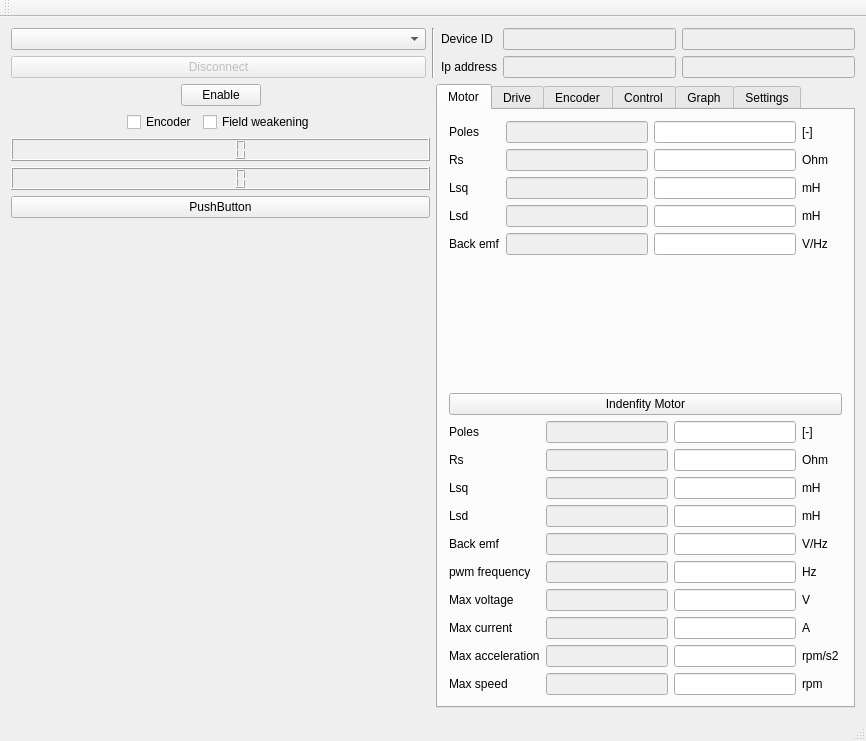
First picture: the form in mainwindow.ui, repository Kjelland/lynxDrive, before the edit.
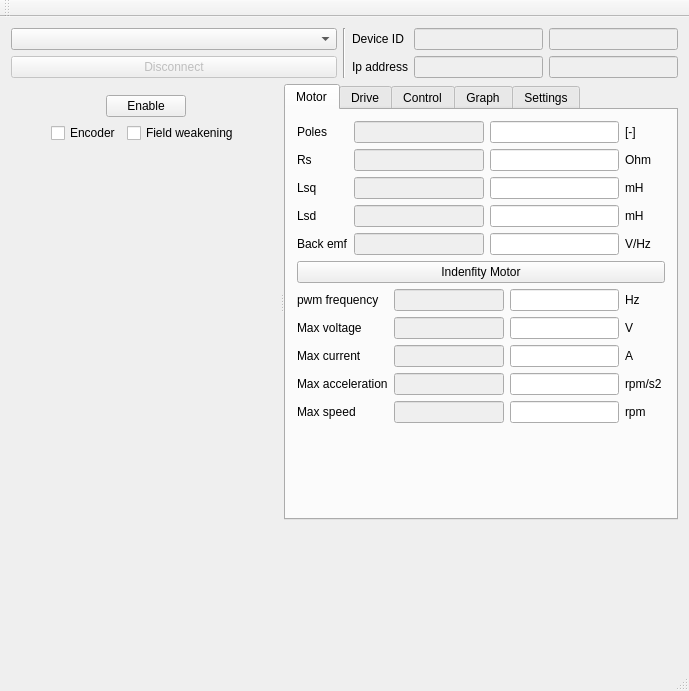
Second picture: the form after the edit. The open tabs and pages were chosen to show the change. Icons and pictures are not drawn. Custom widgets are drawn as their Qt base class.

Diff of the .ui file:
```diff
--- a/mainwindow.ui
+++ b/mainwindow.ui
@@ -6,8 +6,8 @@
    <rect>
     <x>0</x>
     <y>0</y>
-    <width>866</width>
-    <height>741</height>
+    <width>689</width>
+    <height>691</height>
    </rect>
   </property>
   <property name="windowTitle">
@@ -15,7 +15,7 @@
   </property>
   <widget class="QWidget" name="centralWidget">
    <property name="sizePolicy">
-    <sizepolicy hsizetype="Preferred" vsizetype="Minimum">
+    <sizepolicy hsizetype="Preferred" vsizetype="Preferred">
      <horstretch>0</horstretch>
      <verstretch>0</verstretch>
     </sizepolicy>
@@ -68,7 +68,7 @@
         <item row="0" column="0">
          <widget class="QLabel" name="label">
           <property name="sizePolicy">
-           <sizepolicy hsizetype="Preferred" vsizetype="Preferred">
+           <sizepolicy hsizetype="Preferred" vsizetype="Minimum">
             <horstretch>0</horstretch>
             <verstretch>0</verstretch>
            </sizepolicy>
@@ -110,6 +110,12 @@
         </item>
         <item row="1" column="0">
          <widget class="QLabel" name="ipAddressLabel">
+          <property name="sizePolicy">
+           <sizepolicy hsizetype="Preferred" vsizetype="Minimum">
+            <horstretch>0</horstretch>
+            <verstretch>0</verstretch>
+           </sizepolicy>
+          </property>
           <property name="text">
            <string>Ip address</string>
           </property>
@@ -123,7 +129,7 @@
              <bool>false</bool>
             </property>
             <property name="sizePolicy">
-             <sizepolicy hsizetype="Preferred" vsizetype="Fixed">
+             <sizepolicy hsizetype="Preferred" vsizetype="Minimum">
               <horstretch>0</horstretch>
               <verstretch>0</verstretch>
              </sizepolicy>
@@ -150,8 +156,17 @@
      </layout>
     </item>
     <item>
-     <layout class="QHBoxLayout" name="main">
-      <item>
+     <widget class="QSplitter" name="splitter">
+      <property name="sizePolicy">
+       <sizepolicy hsizetype="Expanding" vsizetype="Minimum">
+        <horstretch>0</horstretch>
+        <verstretch>0</verstretch>
+       </sizepolicy>
+      </property>
+      <property name="orientation">
+       <enum>Qt::Horizontal</enum>
+      </property>
+      <widget class="QWidget" name="">
        <layout class="QVBoxLayout" name="verticalLayout_3">
         <item>
          <layout class="QVBoxLayout" name="verticalLayout_7">
@@ -241,19 +256,6 @@
         <item>
          <layout class="QHBoxLayout" name="horizontalLayout_15"/>
         </item>
-        <item>
-         <widget class="QLCDNumber" name="lcdNumber"/>
-        </item>
-        <item>
-         <widget class="QLCDNumber" name="lcdNumber_2"/>
-        </item>
-        <item>
-         <widget class="QPushButton" name="pushButton">
-          <property name="text">
-           <string>PushButton</string>
-          </property>
-         </widget>
-        </item>
         <item>
          <spacer name="verticalSpacer">
           <property name="orientation">
@@ -262,23 +264,22 @@
           <property name="sizeHint" stdset="0">
            <size>
             <width>20</width>
-            <height>40</height>
+            <height>0</height>
            </size>
           </property>
          </spacer>
         </item>
        </layout>
-      </item>
-      <item>
+      </widget>
        <widget class="QTabWidget" name="tabWidget">
         <property name="sizePolicy">
-         <sizepolicy hsizetype="MinimumExpanding" vsizetype="Expanding">
+        <sizepolicy hsizetype="Preferred" vsizetype="Preferred">
           <horstretch>0</horstretch>
           <verstretch>0</verstretch>
          </sizepolicy>
         </property>
         <property name="currentIndex">
-         <number>4</number>
+        <number>3</number>
         </property>
         <widget class="QWidget" name="tabMotor">
          <attribute name="icon">
@@ -504,241 +505,13 @@
           <item>
            <layout class="QFormLayout" name="formLayout_8">
             <item row="0" column="0">
-             <widget class="QLabel" name="label_43">
-              <property name="text">
-               <string>Poles</string>
-              </property>
-             </widget>
-            </item>
-            <item row="0" column="1">
-             <layout class="QHBoxLayout" name="formLayou_2">
-              <item>
-               <widget class="QLineEdit" name="lineEdit_39">
-                <property name="enabled">
-                 <bool>false</bool>
-                </property>
-               </widget>
-              </item>
-              <item>
-               <widget class="QLineEdit" name="lineEdit_40"/>
-              </item>
-              <item>
-               <widget class="QLabel" name="label_44">
-                <property name="sizePolicy">
-                 <sizepolicy hsizetype="Minimum" vsizetype="Preferred">
-                  <horstretch>0</horstretch>
-                  <verstretch>0</verstretch>
-                 </sizepolicy>
-                </property>
-                <property name="minimumSize">
-                 <size>
-                  <width>40</width>
-                  <height>0</height>
-                 </size>
-                </property>
-                <property name="text">
-                 <string>[-]</string>
-                </property>
-               </widget>
-              </item>
-             </layout>
-            </item>
-            <item row="1" column="0">
-             <widget class="QLabel" name="label_45">
-              <property name="text">
-               <string>Rs</string>
-              </property>
-             </widget>
-            </item>
-            <item row="1" column="1">
-             <layout class="QHBoxLayout" name="horizontalLayout_32">
-              <item>
-               <widget class="QLineEdit" name="lineEdit_41">
-                <property name="enabled">
-                 <bool>false</bool>
-                </property>
-               </widget>
-              </item>
-              <item>
-               <widget class="QLineEdit" name="lineEdit_42"/>
-              </item>
-              <item>
-               <widget class="QLabel" name="label_46">
-                <property name="sizePolicy">
-                 <sizepolicy hsizetype="Minimum" vsizetype="Preferred">
-                  <horstretch>0</horstretch>
-                  <verstretch>0</verstretch>
-                 </sizepolicy>
-                </property>
-                <property name="minimumSize">
-                 <size>
-                  <width>40</width>
-                  <height>0</height>
-                 </size>
-                </property>
-                <property name="text">
-                 <string>Ohm</string>
-                </property>
-               </widget>
-              </item>
-             </layout>
-            </item>
-            <item row="2" column="0">
-             <widget class="QLabel" name="lLabel_2">
-              <property name="text">
-               <string>Lsq</string>
-              </property>
-             </widget>
-            </item>
-            <item row="3" column="0">
-             <widget class="QLabel" name="label_47">
-              <property name="text">
-               <string>Lsd</string>
-              </property>
-             </widget>
-            </item>
-            <item row="4" column="0">
-             <widget class="QLabel" name="label_48">
-              <property name="text">
-               <string>Back emf</string>
-              </property>
-             </widget>
-            </item>
-            <item row="5" column="0">
              <widget class="QLabel" name="label_49">
               <property name="text">
                <string>pwm frequency</string>
               </property>
              </widget>
             </item>
-            <item row="6" column="0">
-             <widget class="QLabel" name="label_50">
-              <property name="text">
-               <string>Max voltage</string>
-              </property>
-             </widget>
-            </item>
-            <item row="7" column="0">
-             <widget class="QLabel" name="label_51">
-              <property name="text">
-               <string>Max current</string>
-              </property>
-             </widget>
-            </item>
-            <item row="9" column="0">
-             <widget class="QLabel" name="label_52">
-              <property name="text">
-               <string>Max speed</string>
-              </property>
-             </widget>
-            </item>
-            <item row="8" column="0">
-             <widget class="QLabel" name="label_53">
-              <property name="text">
-               <string>Max acceleration</string>
-              </property>
-             </widget>
-            </item>
-            <item row="2" column="1">
-             <layout class="QHBoxLayout" name="horizontalLayout_33">
-              <item>
-               <widget class="QLineEdit" name="lineEdit_43">
-                <property name="enabled">
-                 <bool>false</bool>
-                </property>
-               </widget>
-              </item>
-              <item>
-               <widget class="QLineEdit" name="lineEdit_44"/>
-              </item>
-              <item>
-               <widget class="QLabel" name="label_54">
-                <property name="sizePolicy">
-                 <sizepolicy hsizetype="Minimum" vsizetype="Preferred">
-                  <horstretch>0</horstretch>
-                  <verstretch>0</verstretch>
-                 </sizepolicy>
-                </property>
-                <property name="minimumSize">
-                 <size>
-                  <width>40</width>
-                  <height>0</height>
-                 </size>
-                </property>
-                <property name="text">
-                 <string>mH</string>
-                </property>
-               </widget>
-              </item>
-             </layout>
-            </item>
-            <item row="3" column="1">
-             <layout class="QHBoxLayout" name="horizontalLayout_34">
-              <item>
-               <widget class="QLineEdit" name="lineEdit_45">
-                <property name="enabled">
-                 <bool>false</bool>
-                </property>
-               </widget>
-              </item>
-              <item>
-               <widget class="QLineEdit" name="lineEdit_46"/>
-              </item>
-              <item>
-               <widget class="QLabel" name="label_55">
-                <property name="sizePolicy">
-                 <sizepolicy hsizetype="Minimum" vsizetype="Preferred">
-                  <horstretch>0</horstretch>
-                  <verstretch>0</verstretch>
-                 </sizepolicy>
-                </property>
-                <property name="minimumSize">
-                 <size>
-                  <width>40</width>
-                  <height>0</height>
-                 </size>
-                </property>
-                <property name="text">
-                 <string>mH</string>
-                </property>
-               </widget>
-              </item>
-             </layout>
-            </item>
-            <item row="4" column="1">
-             <layout class="QHBoxLayout" name="horizontalLayout_35">
-              <item>
-               <widget class="QLineEdit" name="lineEdit_47">
-                <property name="enabled">
-                 <bool>false</bool>
-                </property>
-               </widget>
-              </item>
-              <item>
-               <widget class="QLineEdit" name="lineEdit_48"/>
-              </item>
-              <item>
-               <widget class="QLabel" name="label_56">
-                <property name="sizePolicy">
-                 <sizepolicy hsizetype="Minimum" vsizetype="Preferred">
-                  <horstretch>0</horstretch>
-                  <verstretch>0</verstretch>
-                 </sizepolicy>
-                </property>
-                <property name="minimumSize">
-                 <size>
-                  <width>40</width>
-                  <height>0</height>
-                 </size>
-                </property>
-                <property name="text">
-                 <string>V/Hz</string>
-                </property>
-               </widget>
-              </item>
-             </layout>
-            </item>
-            <item row="5" column="1">
+           <item row="0" column="1">
              <layout class="QHBoxLayout" name="horizontalLayout_36">
               <item>
                <widget class="QLineEdit" name="lineEdit_49">
@@ -771,7 +544,14 @@
               </item>
              </layout>
             </item>
-            <item row="6" column="1">
+           <item row="1" column="0">
+            <widget class="QLabel" name="label_50">
+             <property name="text">
+              <string>Max voltage</string>
+             </property>
+            </widget>
+           </item>
+           <item row="1" column="1">
              <layout class="QHBoxLayout" name="horizontalLayout_37">
               <item>
                <widget class="QLineEdit" name="lineEdit_51">
@@ -804,7 +584,14 @@
               </item>
              </layout>
             </item>
-            <item row="7" column="1">
+           <item row="2" column="0">
+            <widget class="QLabel" name="label_51">
+             <property name="text">
+              <string>Max current</string>
+             </property>
+            </widget>
+           </item>
+           <item row="2" column="1">
              <layout class="QHBoxLayout" name="horizontalLayout_38">
               <item>
                <widget class="QLineEdit" name="lineEdit_53">
@@ -837,7 +624,14 @@
               </item>
              </layout>
             </item>
-            <item row="8" column="1">
+           <item row="3" column="0">
+            <widget class="QLabel" name="label_53">
+             <property name="text">
+              <string>Max acceleration</string>
+             </property>
+            </widget>
+           </item>
+           <item row="3" column="1">
              <layout class="QHBoxLayout" name="horizontalLayout_39">
               <item>
                <widget class="QLineEdit" name="lineEdit_55">
@@ -870,7 +664,14 @@
               </item>
              </layout>
             </item>
-            <item row="9" column="1">
+           <item row="4" column="0">
+            <widget class="QLabel" name="label_52">
+             <property name="text">
+              <string>Max speed</string>
+             </property>
+            </widget>
+           </item>
+           <item row="4" column="1">
              <layout class="QHBoxLayout" name="horizontalLayout_40">
               <item>
                <widget class="QLineEdit" name="lineEdit_57">
@@ -905,6 +706,19 @@
             </item>
            </layout>
           </item>
+         <item>
+          <spacer name="verticalSpacer_4">
+           <property name="orientation">
+            <enum>Qt::Vertical</enum>
+           </property>
+           <property name="sizeHint" stdset="0">
+            <size>
+             <width>20</width>
+             <height>0</height>
+            </size>
+           </property>
+          </spacer>
+         </item>
          </layout>
         </widget>
         <widget class="QWidget" name="tabDrive">
@@ -938,14 +752,14 @@
             <item row="2" column="0">
              <widget class="QLabel" name="label_24">
               <property name="text">
-               <string>Bias voltage</string>
+              <string>tba</string>
               </property>
              </widget>
             </item>
             <item row="3" column="0">
              <widget class="QLabel" name="label_25">
               <property name="text">
-               <string>Bias current</string>
+              <string>tba</string>
               </property>
              </widget>
             </item>
@@ -1043,64 +857,116 @@
            </widget>
           </item>
           <item>
-           <layout class="QFormLayout" name="formLayout_4">
+          <layout class="QFormLayout" name="formLayout_6">
             <item row="0" column="0">
-             <widget class="QLabel" name="label_27">
+            <widget class="QLabel" name="label_36">
               <property name="text">
                <string>Resolution</string>
               </property>
              </widget>
             </item>
             <item row="1" column="0">
-             <widget class="QLabel" name="label_26">
+            <widget class="QLabel" name="label_38">
               <property name="text">
                <string>Offset value</string>
               </property>
              </widget>
             </item>
+           <item row="2" column="0">
+            <widget class="QLabel" name="label_48">
+             <property name="text">
+              <string>Speed lpf</string>
+             </property>
+            </widget>
+           </item>
+           <item row="3" column="0">
+            <widget class="QLabel" name="label_54">
+             <property name="text">
+              <string>Speed hpf</string>
+             </property>
+            </widget>
+           </item>
             <item row="0" column="1">
-             <layout class="QHBoxLayout" name="horizontalLayout_29">
-              <item>
-               <widget class="QLineEdit" name="lineEdit_35">
-                <property name="enabled">
-                 <bool>false</bool>
-                </property>
-               </widget>
-              </item>
-              <item>
-               <widget class="QLineEdit" name="lineEdit_36"/>
-              </item>
-              <item>
-               <widget class="QLabel" name="label_41">
-                <property name="text">
-                 <string>TextLabel</string>
-                </property>
-               </widget>
-              </item>
-             </layout>
-            </item>
-            <item row="1" column="1">
-             <layout class="QHBoxLayout" name="horizontalLayout_30">
-              <item>
                <layout class="QHBoxLayout" name="horizontalLayout_31">
                 <item>
-                 <widget class="QLineEdit" name="lineEdit_38">
+              <widget class="QLineEdit" name="lineEdit_13">
                   <property name="enabled">
                    <bool>false</bool>
                   </property>
                  </widget>
                 </item>
                 <item>
-                 <widget class="QLineEdit" name="lineEdit_37"/>
+              <widget class="QLineEdit" name="lineEdit_14"/>
                 </item>
                 <item>
-                 <widget class="QLabel" name="label_42">
+              <widget class="QLabel" name="label_9">
                   <property name="text">
-                   <string>TextLabel</string>
+                <string>V</string>
                   </property>
                  </widget>
                 </item>
                </layout>
+           </item>
+           <item row="1" column="1">
+            <layout class="QHBoxLayout" name="horizontalLayout_35">
+             <item>
+              <widget class="QLineEdit" name="lineEdit_59">
+               <property name="enabled">
+                <bool>false</bool>
+               </property>
+              </widget>
+             </item>
+             <item>
+              <widget class="QLineEdit" name="lineEdit_60"/>
+             </item>
+             <item>
+              <widget class="QLabel" name="label_55">
+               <property name="text">
+                <string>A</string>
+               </property>
+              </widget>
+             </item>
+            </layout>
+           </item>
+           <item row="2" column="1">
+            <layout class="QHBoxLayout" name="horizontalLayout_41">
+             <item>
+              <widget class="QLineEdit" name="lineEdit_61">
+               <property name="enabled">
+                <bool>false</bool>
+               </property>
+              </widget>
+             </item>
+             <item>
+              <widget class="QLineEdit" name="lineEdit_62"/>
+             </item>
+             <item>
+              <widget class="QLabel" name="label_56">
+               <property name="text">
+                <string>-</string>
+               </property>
+              </widget>
+             </item>
+            </layout>
+           </item>
+           <item row="3" column="1">
+            <layout class="QHBoxLayout" name="horizontalLayout_42">
+             <item>
+              <widget class="QLineEdit" name="lineEdit_63">
+               <property name="enabled">
+                <bool>false</bool>
+               </property>
+              </widget>
+             </item>
+             <item>
+              <widget class="QLineEdit" name="lineEdit_64"/>
+             </item>
+             <item>
+              <widget class="QLabel" name="label_62">
+               <property name="text">
+                <string>-</string>
+               </property>
+              </widget>
               </item>
              </layout>
             </item>
@@ -1171,63 +1037,6 @@
           </item>
          </layout>
         </widget>
-        <widget class="QWidget" name="tabEncoder">
-         <attribute name="title">
-          <string>Encoder</string>
-         </attribute>
-         <layout class="QVBoxLayout" name="verticalLayout_8">
-          <item>
-           <layout class="QHBoxLayout" name="horizontalLayout_17">
-            <item>
-             <spacer name="horizontalSpacer_5">
-              <property name="orientation">
-               <enum>Qt::Horizontal</enum>
-              </property>
-              <property name="sizeHint" stdset="0">
-               <size>
-                <width>40</width>
-                <height>20</height>
-               </size>
-              </property>
-             </spacer>
-            </item>
-            <item>
-             <widget class="QRadioButton" name="radioButton_2">
-              <property name="text">
-               <string>Sync @ startup</string>
-              </property>
-             </widget>
-            </item>
-            <item>
-             <spacer name="horizontalSpacer_6">
-              <property name="orientation">
-               <enum>Qt::Horizontal</enum>
-              </property>
-              <property name="sizeHint" stdset="0">
-               <size>
-                <width>40</width>
-                <height>20</height>
-               </size>
-              </property>
-             </spacer>
-            </item>
-           </layout>
-          </item>
-          <item>
-           <spacer name="verticalSpacer_2">
-            <property name="orientation">
-             <enum>Qt::Vertical</enum>
-            </property>
-            <property name="sizeHint" stdset="0">
-             <size>
-              <width>20</width>
-              <height>40</height>
-             </size>
-            </property>
-           </spacer>
-          </item>
-         </layout>
-        </widget>
         <widget class="QWidget" name="tabControl">
          <attribute name="title">
           <string>Control</string>
@@ -1366,13 +1175,120 @@
            </widget>
           </item>
           <item>
-           <layout class="QFormLayout" name="formLayout_6">
+          <layout class="QFormLayout" name="formLayout_9">
             <item row="0" column="0">
-             <widget class="QLabel" name="label_36">
+            <widget class="QLabel" name="label_43">
               <property name="text">
-               <string>TextLabel</string>
-              </property>
-             </widget>
+              <string>P-Gain</string>
+             </property>
+            </widget>
+           </item>
+           <item row="0" column="1">
+            <layout class="QHBoxLayout" name="horizontalLayout_17">
+             <item>
+              <widget class="QLineEdit" name="lineEdit_39">
+               <property name="enabled">
+                <bool>false</bool>
+               </property>
+              </widget>
+             </item>
+             <item>
+              <widget class="QLineEdit" name="lineEdit_40"/>
+             </item>
+            </layout>
+           </item>
+           <item row="1" column="0">
+            <widget class="QLabel" name="label_44">
+             <property name="text">
+              <string>I-Gain</string>
+             </property>
+            </widget>
+           </item>
+           <item row="1" column="1">
+            <layout class="QHBoxLayout" name="horizontalLayout_19">
+             <item>
+              <widget class="QLineEdit" name="lineEdit_41">
+               <property name="enabled">
+                <bool>false</bool>
+               </property>
+              </widget>
+             </item>
+             <item>
+              <widget class="QLineEdit" name="lineEdit_42"/>
+             </item>
+            </layout>
+           </item>
+           <item row="2" column="0">
+            <widget class="QLabel" name="label_45">
+             <property name="text">
+              <string>D-Gain</string>
+             </property>
+            </widget>
+           </item>
+           <item row="2" column="1">
+            <layout class="QHBoxLayout" name="horizontalLayout_23">
+             <item>
+              <widget class="QLineEdit" name="lineEdit_43">
+               <property name="enabled">
+                <bool>false</bool>
+               </property>
+              </widget>
+             </item>
+             <item>
+              <widget class="QLineEdit" name="lineEdit_44"/>
+             </item>
+            </layout>
+           </item>
+          </layout>
+         </item>
+         <item>
+          <layout class="QHBoxLayout" name="horizontalLayout_33">
+           <item>
+            <spacer name="horizontalSpacer_11">
+             <property name="orientation">
+              <enum>Qt::Horizontal</enum>
+             </property>
+             <property name="sizeHint" stdset="0">
+              <size>
+               <width>40</width>
+               <height>20</height>
+              </size>
+             </property>
+            </spacer>
+           </item>
+           <item>
+            <widget class="QCheckBox" name="checkBox_6">
+             <property name="text">
+              <string>P</string>
+             </property>
+            </widget>
+           </item>
+           <item>
+            <widget class="QCheckBox" name="checkBox_7">
+             <property name="text">
+              <string>I</string>
+             </property>
+            </widget>
+           </item>
+           <item>
+            <widget class="QCheckBox" name="checkBox_8">
+             <property name="text">
+              <string>D</string>
+             </property>
+            </widget>
+           </item>
+           <item>
+            <spacer name="horizontalSpacer_12">
+             <property name="orientation">
+              <enum>Qt::Horizontal</enum>
+             </property>
+             <property name="sizeHint" stdset="0">
+              <size>
+               <width>40</width>
+               <height>20</height>
+              </size>
+             </property>
+            </spacer>
             </item>
            </layout>
           </item>
@@ -1384,13 +1300,142 @@
            </widget>
           </item>
           <item>
-           <layout class="QFormLayout" name="formLayout_7">
+          <layout class="QFormLayout" name="formLayout_10">
             <item row="0" column="0">
-             <widget class="QLabel" name="label_38">
+            <widget class="QLabel" name="label_46">
               <property name="text">
-               <string>TextLabel</string>
-              </property>
-             </widget>
+              <string>P-Gain</string>
+             </property>
+            </widget>
+           </item>
+           <item row="0" column="1">
+            <layout class="QHBoxLayout" name="horizontalLayout_20">
+             <item>
+              <widget class="QLineEdit" name="lineEdit_45">
+               <property name="enabled">
+                <bool>false</bool>
+               </property>
+              </widget>
+             </item>
+             <item>
+              <widget class="QLineEdit" name="lineEdit_46"/>
+             </item>
+            </layout>
+           </item>
+           <item row="1" column="0">
+            <widget class="QLabel" name="label_47">
+             <property name="text">
+              <string>I-Gain</string>
+             </property>
+            </widget>
+           </item>
+           <item row="1" column="1">
+            <layout class="QHBoxLayout" name="horizontalLayout_32">
+             <item>
+              <widget class="QLineEdit" name="lineEdit_47">
+               <property name="enabled">
+                <bool>false</bool>
+               </property>
+              </widget>
+             </item>
+             <item>
+              <widget class="QLineEdit" name="lineEdit_48"/>
+             </item>
+            </layout>
+           </item>
+          </layout>
+         </item>
+         <item>
+          <layout class="QHBoxLayout" name="horizontalLayout_34">
+           <item>
+            <spacer name="horizontalSpacer_13">
+             <property name="orientation">
+              <enum>Qt::Horizontal</enum>
+             </property>
+             <property name="sizeHint" stdset="0">
+              <size>
+               <width>40</width>
+               <height>20</height>
+              </size>
+             </property>
+            </spacer>
+           </item>
+           <item>
+            <widget class="QCheckBox" name="checkBox_9">
+             <property name="text">
+              <string>P</string>
+             </property>
+            </widget>
+           </item>
+           <item>
+            <widget class="QCheckBox" name="checkBox_10">
+             <property name="text">
+              <string>I</string>
+             </property>
+            </widget>
+           </item>
+           <item>
+            <spacer name="horizontalSpacer_14">
+             <property name="orientation">
+              <enum>Qt::Horizontal</enum>
+             </property>
+             <property name="sizeHint" stdset="0">
+              <size>
+               <width>40</width>
+               <height>20</height>
+              </size>
+             </property>
+            </spacer>
+           </item>
+          </layout>
+         </item>
+         <item>
+          <spacer name="verticalSpacer_2">
+           <property name="orientation">
+            <enum>Qt::Vertical</enum>
+           </property>
+           <property name="sizeHint" stdset="0">
+            <size>
+             <width>20</width>
+             <height>0</height>
+            </size>
+           </property>
+          </spacer>
+         </item>
+         <item>
+          <layout class="QHBoxLayout" name="horizontalLayout_6">
+           <item>
+            <spacer name="horizontalSpacer_5">
+             <property name="orientation">
+              <enum>Qt::Horizontal</enum>
+             </property>
+             <property name="sizeHint" stdset="0">
+              <size>
+               <width>40</width>
+               <height>20</height>
+              </size>
+             </property>
+            </spacer>
+           </item>
+           <item>
+            <widget class="QPushButton" name="pushButton">
+             <property name="text">
+              <string>Update</string>
+             </property>
+            </widget>
+           </item>
+           <item>
+            <spacer name="horizontalSpacer_6">
+             <property name="orientation">
+              <enum>Qt::Horizontal</enum>
+             </property>
+             <property name="sizeHint" stdset="0">
+              <size>
+               <width>40</width>
+               <height>20</height>
+              </size>
+             </property>
+            </spacer>
             </item>
            </layout>
           </item>
@@ -1411,6 +1456,38 @@
             </property>
            </widget>
           </item>
+         <item>
+          <layout class="QHBoxLayout" name="horizontalLayout">
+           <item>
+            <widget class="QCheckBox" name="checkBoxChartPosition">
+             <property name="text">
+              <string>Position [U]</string>
+             </property>
+            </widget>
+           </item>
+           <item>
+            <widget class="QCheckBox" name="checkBoxChartCurrent">
+             <property name="text">
+              <string>current [A]</string>
+             </property>
+            </widget>
+           </item>
+           <item>
+            <widget class="QCheckBox" name="checkBoxChartSpeed">
+             <property name="text">
+              <string>Speed [rpm]</string>
+             </property>
+            </widget>
+           </item>
+           <item>
+            <widget class="QCheckBox" name="checkBoxChartTorque">
+             <property name="text">
+              <string>Torque [Nm]</string>
+             </property>
+            </widget>
+           </item>
+          </layout>
+         </item>
          </layout>
         </widget>
         <widget class="QWidget" name="tabSettings">
@@ -1419,8 +1496,20 @@
          </attribute>
         </widget>
        </widget>
-      </item>
-     </layout>
+     </widget>
+    </item>
+    <item>
+     <spacer name="verticalSpacer_5">
+      <property name="orientation">
+       <enum>Qt::Vertical</enum>
+      </property>
+      <property name="sizeHint" stdset="0">
+       <size>
+        <width>20</width>
+        <height>40</height>
+       </size>
+      </property>
+     </spacer>
     </item>
    </layout>
   </widget>
@@ -1429,7 +1518,7 @@
     <rect>
      <x>0</x>
      <y>0</y>
-     <width>866</width>
+     <width>689</width>
      <height>25</height>
     </rect>
    </property>
```
Lines whose indentation alone changed are shown as unchanged.
